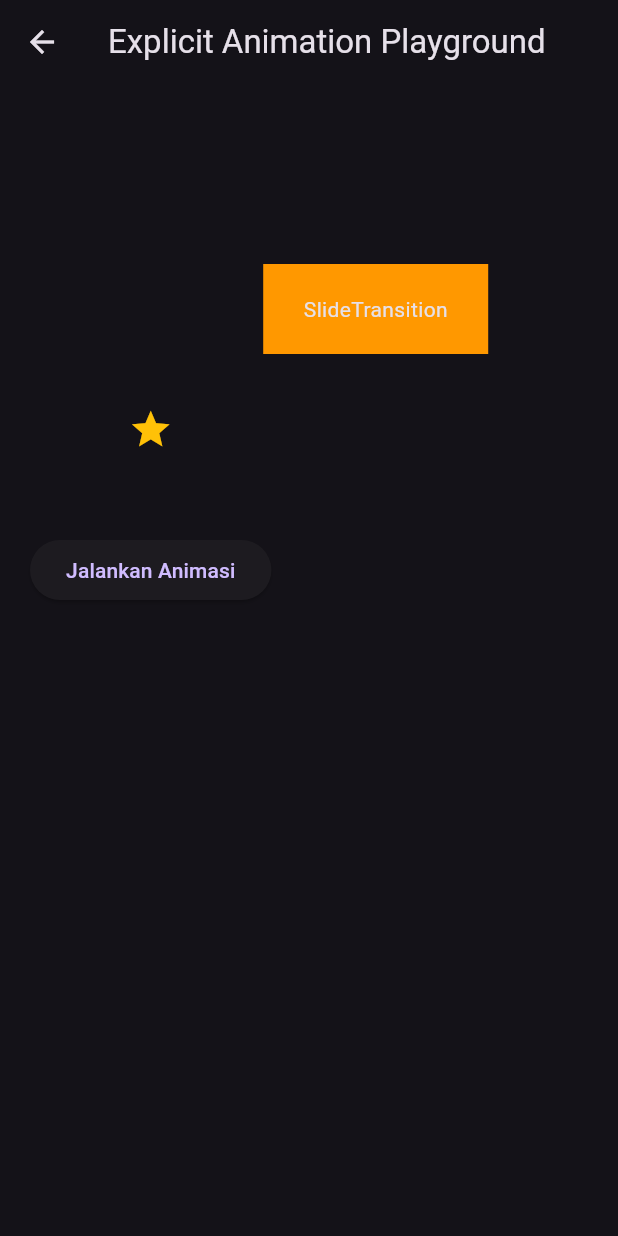
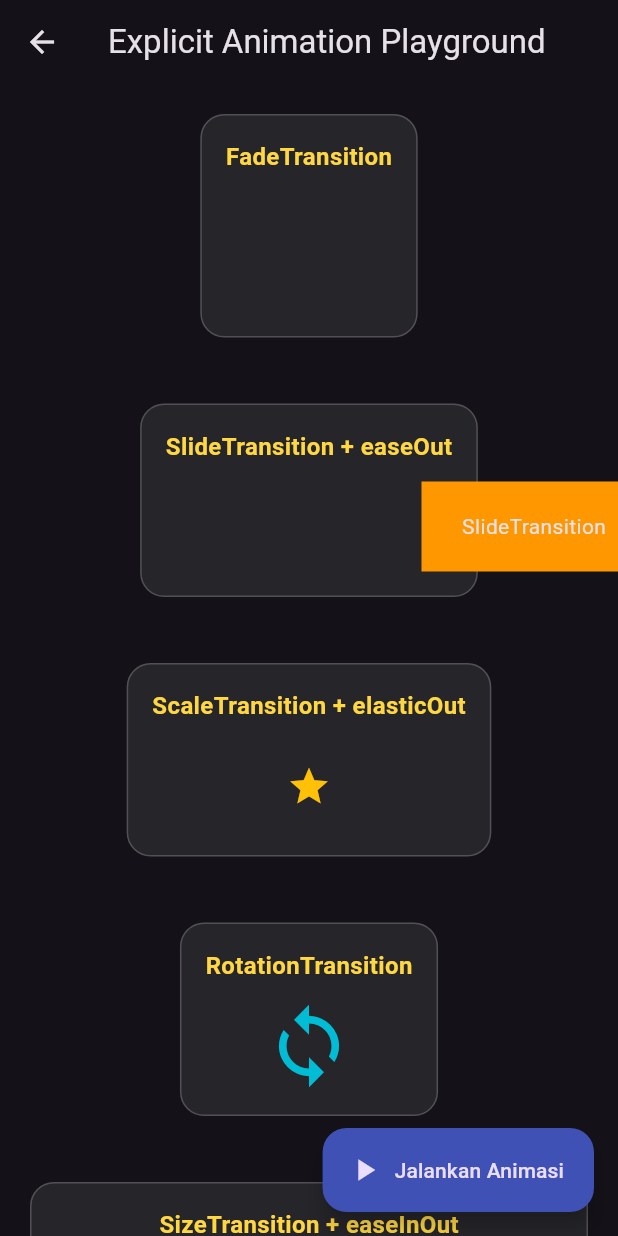
Before and after one commit to snopflake/animation_playground, a Flutter app: the ExplicitPlayground screen opened directly, on a phone screen of 412 x 824 dp. Run offline on Flutter 3.47's test engine with Material 3 defaults, Android fonts, the phone set to English and light mode, and no system bars.

Commit message:
add animation builder example

```diff
--- a/lib/screens/explicit_playground.dart
+++ b/lib/screens/explicit_playground.dart
@@ -1,3 +1,4 @@
+import 'package:animation_playground/widgets/glass_card.dart';
 import 'package:flutter/material.dart';
 
 class ExplicitPlayground extends StatefulWidget {
@@ -7,22 +8,34 @@ class ExplicitPlayground extends StatefulWidget {
   State<ExplicitPlayground> createState() => _ExplicitPlaygroundState();
 }
 
-class _ExplicitPlaygroundState extends State<ExplicitPlayground> with SingleTickerProviderStateMixin {
+class _ExplicitPlaygroundState extends State<ExplicitPlayground>
+    with SingleTickerProviderStateMixin {
   late AnimationController _controller;
   late Animation<double> _fadeAnim;
   late Animation<Offset> _slideAnim;
   late Animation<double> _scaleAnim;
+  late Animation<double> _rotateAnim;
+  late Animation<double> _sizeAnim;
 
   @override
   void initState() {
     super.initState();
-    _controller = AnimationController(vsync: this, duration: const Duration(milliseconds: 800));
+    _controller =
+        AnimationController(vsync: this, duration: const Duration(milliseconds: 800));
 
     _fadeAnim = Tween<double>(begin: 0.0, end: 1.0).animate(_controller);
-    _slideAnim = Tween<Offset>(begin: const Offset(1, 0), end: Offset.zero).animate(_controller);
+
+    _slideAnim = Tween<Offset>(begin: const Offset(1, 0), end: Offset.zero)
+        .animate(CurvedAnimation(parent: _controller, curve: Curves.easeOut));
+
     _scaleAnim = Tween<double>(begin: 0.5, end: 1.0).animate(
-      CurvedAnimation(parent: _controller, curve: Curves.elasticOut),
-    );
+        CurvedAnimation(parent: _controller, curve: Curves.elasticOut));
+
+    _rotateAnim = Tween<double>(begin: 0.0, end: 2 * 3.1416).animate(
+        CurvedAnimation(parent: _controller, curve: Curves.easeInOut));
+
+    _sizeAnim = Tween<double>(begin: 0.2, end: 1.0).animate(
+        CurvedAnimation(parent: _controller, curve: Curves.easeInOut),);
   }
 
   @override
@@ -37,16 +50,23 @@ class _ExplicitPlaygroundState extends State<ExplicitPlayground> with SingleTick
   Widget build(BuildContext context) {
     return Scaffold(
       appBar: AppBar(title: const Text('Explicit Animation Playground')),
-      body: Padding(
+      body: SingleChildScrollView(
         padding: const EdgeInsets.all(20),
         child: Column(
           children: [
-            FadeTransition(
+            GlassCard(
+              label: 'FadeTransition',
+              child: FadeTransition(
                 opacity: _fadeAnim,
                 child: const FlutterLogo(size: 80),
               ),
+            ),
+
             const SizedBox(height: 20),
-            SlideTransition(
+
+            GlassCard(
+              label: 'SlideTransition + easeOut',
+              child: SlideTransition(
                 position: _slideAnim,
                 child: Container(
                   height: 60,
@@ -55,18 +75,73 @@ class _ExplicitPlaygroundState extends State<ExplicitPlayground> with SingleTick
                   child: const Center(child: Text("SlideTransition")),
                 ),
               ),
+            ),
+
             const SizedBox(height: 20),
-            ScaleTransition(
+
+            GlassCard(
+              label: 'ScaleTransition + elasticOut',
+              child: ScaleTransition(
                 scale: _scaleAnim,
                 child: const Icon(Icons.star, size: 60, color: Colors.amber),
               ),
-            const SizedBox(height: 40),
-            ElevatedButton(
-              onPressed: _run,
-              child: const Text('Jalankan Animasi'),
-            )
+            ),
+
+            const SizedBox(height: 20),
+
+            GlassCard(
+              label: 'RotationTransition',
+              child: RotationTransition(
+                turns: _rotateAnim,
+                child: const Icon(Icons.sync, size: 60, color: Colors.cyan),
+              ),
+            ),
+
+            const SizedBox(height: 20),
+
+            GlassCard(
+              label: 'SizeTransition + easeInOut',
+              child: SizeTransition(
+                sizeFactor: _sizeAnim,
+                axis: Axis.vertical,
+                axisAlignment: -1.0,
+                child: Container(
+                  width: 200,
+                  height: 80,
+                  color: Colors.pinkAccent,
+                  child: const Center(child: Text("SizeTransition")),
+                ),
+              ),
+            ),
+
+            const SizedBox(height: 20),
+
+            GlassCard(
+              label: 'AnimatedBuilder (Rotate + Scale)',
+              child: AnimatedBuilder(
+                animation: _controller,
+                builder: (context, child) {
+                  return Transform.rotate(
+                    angle: _rotateAnim.value,
+                    child: Transform.scale(
+                      scale: _scaleAnim.value,
+                      child: child,
+                    ),
+                  );
+                },
+                child: const Icon(Icons.flutter_dash, size: 60, color: Colors.blueAccent),
+              ),
+            ),
+
+            const SizedBox(height: 100),
           ],
         ),
+      ),
+      floatingActionButton: FloatingActionButton.extended(
+        onPressed: _run,
+        icon: const Icon(Icons.play_arrow),
+        label: const Text('Jalankan Animasi'),
+        backgroundColor: Colors.indigo,
       ),
     );
   }
```
Lines whose indentation alone changed are shown as unchanged.
